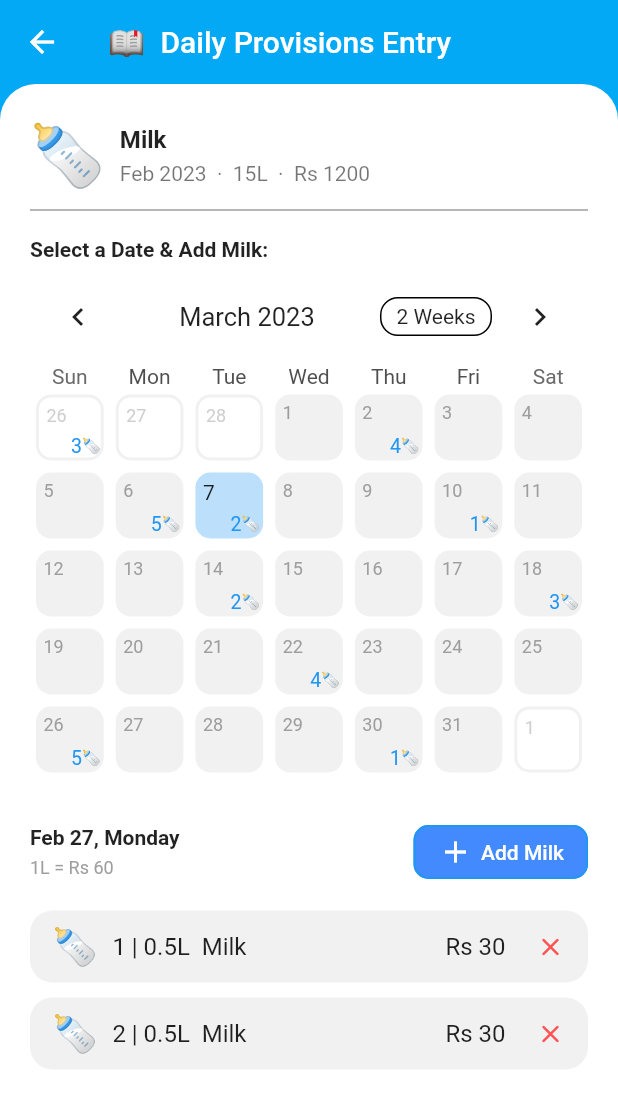
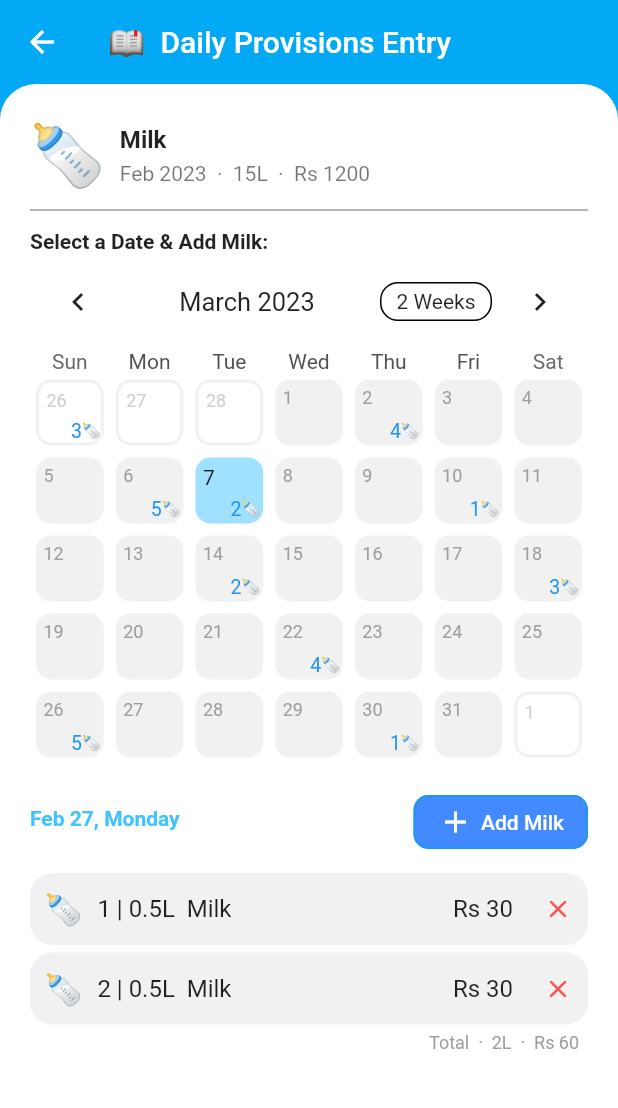
Before and after one commit to coder-selvarajan/paal_kanakku, a Flutter app: the screen it shows after launch, after a tap on "Milk", on a phone screen of 412 x 824 dp. Shown: the top 1108 px of the screen. Run offline on Flutter 3.47's test engine with Material 2 defaults, Android fonts, the phone set to English and light mode, and no system bars; drawn by our look-alikes of table_calendar.

Commit message:
UI alignment corrections

```diff
--- a/lib/screens/home_screen.dart
+++ b/lib/screens/home_screen.dart
@@ -93,8 +93,10 @@ class HomeScreen extends StatelessWidget {
                                 color: Colors.lightBlueAccent.withOpacity(0.35),
                                 borderRadius: BorderRadius.circular(15.0),
                               ),
-                              padding: EdgeInsets.all(10.0),
+                              padding: EdgeInsets.symmetric(
+                                  horizontal: 10.0, vertical: 15),
                               child: Column(
+                                crossAxisAlignment: CrossAxisAlignment.center,
                                 children: [
                                   Text(
                                     "March 2023",
@@ -128,24 +130,25 @@ class HomeScreen extends StatelessWidget {
                                 color: Colors.lightBlueAccent.withOpacity(0.35),
                                 borderRadius: BorderRadius.circular(15.0),
                               ),
-                              padding: EdgeInsets.all(10.0),
+                              padding: EdgeInsets.symmetric(
+                                  horizontal: 10.0, vertical: 15),
                               child: Column(
                                 crossAxisAlignment: CrossAxisAlignment.end,
                                 children: [
                                   Text(
-                                    "Outstanding  ·  Rs 4300",
+                                    "On Credit:  Rs 4300  ",
                                     style: TextStyle(
-                                        // fontSize: textTheme.titleLarge!.fontSize,
-                                        // color: Colors.lightBlue,
-                                        ),
+                                      fontSize: textTheme.bodyMedium!.fontSize,
+                                      // color: Colors.lightBlue,
+                                    ),
                                   ),
                                   SizedBox(
                                     height: 5.0,
                                   ),
                                   Text(
-                                    "Settled  ·  Rs 560",
+                                    "Settled:  Rs 560  ",
                                     style: TextStyle(
-                                      fontSize: textTheme.titleMedium!.fontSize,
+                                      fontSize: textTheme.bodyMedium!.fontSize,
                                       // color: Colors.lightBlue,
                                     ),
                                   ),
@@ -200,19 +203,20 @@ class HomeScreen extends StatelessWidget {
                           title: "Watercane",
                           subtitle: "12 cane - Rs 360"),
                       SizedBox(
-                        height: 15.0,
+                        height: 5.0,
                       ),
                       TextButton(
                         onPressed: () {},
                         child: Text(
                           "+ Setup New Provision",
                           style: TextStyle(
-                            color: Colors.blue.withOpacity(0.5),
+                            color: Colors.blue.withOpacity(0.7),
+                            fontWeight: FontWeight.bold,
                           ),
                         ),
                       ),
                       SizedBox(
-                        height: 25.0,
+                        height: 3.0,
                       ),
                       // Services
                       Row(
@@ -250,14 +254,15 @@ class HomeScreen extends StatelessWidget {
                           subtitle: "Monthly - Rs 500"),
 
                       SizedBox(
-                        height: 15.0,
+                        height: 5.0,
                       ),
                       TextButton(
                         onPressed: () {},
                         child: Text(
                           "+ Setup New Service",
                           style: TextStyle(
-                            color: Colors.blue.withOpacity(0.5),
+                            color: Colors.blue.withOpacity(0.7),
+                            fontWeight: FontWeight.bold,
                           ),
                         ),
                       ),
--- a/lib/screens/provision_entry_screen.dart
+++ b/lib/screens/provision_entry_screen.dart
@@ -214,7 +214,7 @@ class _ProvisionEntryScreenState extends State<ProvisionEntryScreen> {
                       color: Colors.grey,
                       thickness: 1.0,
                     ),
-                    const SizedBox(height: 10.0),
+                    const SizedBox(height: 5.0),
                     Text(
                       "Select a Date & Add ${widget.provision}: ",
                       style: TextStyle(
@@ -223,7 +223,7 @@ class _ProvisionEntryScreenState extends State<ProvisionEntryScreen> {
                         fontWeight: FontWeight.bold,
                       ),
                     ),
-                    const SizedBox(height: 5.0),
+                    // const SizedBox(height: 5.0),
                     TableCalendar<Event>(
                       firstDay: kFirstDay,
                       lastDay: kLastDay,
@@ -283,7 +283,7 @@ class _ProvisionEntryScreenState extends State<ProvisionEntryScreen> {
                           margin: EdgeInsets.all(4.0),
                           alignment: Alignment.topLeft,
                           decoration: BoxDecoration(
-                            color: Colors.blue.withOpacity(0.3),
+                            color: Colors.lightBlueAccent.withOpacity(0.5),
                             borderRadius: BorderRadius.circular(10.0),
                           ),
                           // color: Colors.red,
@@ -374,7 +374,7 @@ class _ProvisionEntryScreenState extends State<ProvisionEntryScreen> {
                         ),
                       ),
                     ),
-                    const SizedBox(height: 25.0),
+                    const SizedBox(height: 15.0),
                     Row(
                       children: [
                         Column(
@@ -385,17 +385,18 @@ class _ProvisionEntryScreenState extends State<ProvisionEntryScreen> {
                               style: TextStyle(
                                 fontSize: textTheme.titleSmall!.fontSize,
                                 fontWeight: FontWeight.bold,
+                                color: Colors.lightBlueAccent,
                               ),
                             ),
                             SizedBox(
                               height: 5.0,
                             ),
-                            Text(
-                              "1L = Rs 60",
-                              style: TextStyle(
-                                  color: Colors.grey,
-                                  fontSize: textTheme.caption!.fontSize),
-                            ),
+                            // Text(
+                            //   "1L = Rs 60",
+                            //   style: TextStyle(
+                            //       color: Colors.grey,
+                            //       fontSize: textTheme.caption!.fontSize),
+                            // ),
                           ],
                         ),
                         Spacer(),
@@ -428,7 +429,7 @@ class _ProvisionEntryScreenState extends State<ProvisionEntryScreen> {
                         ),
                       ],
                     ),
-                    const SizedBox(height: 15.0),
+                    const SizedBox(height: 10.0),
                     ValueListenableBuilder<List<Event>>(
                       valueListenable: _selectedEvents,
                       builder: (context, value, _) {
@@ -451,9 +452,9 @@ class _ProvisionEntryScreenState extends State<ProvisionEntryScreen> {
                               itemCount: value.length,
                               itemBuilder: (context, index) {
                                 return Container(
-                                  margin: EdgeInsets.only(bottom: 10.0),
+                                  margin: EdgeInsets.only(bottom: 5.0),
                                   padding: EdgeInsets.symmetric(
-                                      horizontal: 15.0, vertical: 0.0),
+                                      horizontal: 10.0, vertical: 0.0),
                                   decoration: BoxDecoration(
                                     borderRadius: BorderRadius.circular(15.0),
                                     color: Colors.grey.withOpacity(0.15),
@@ -471,7 +472,7 @@ class _ProvisionEntryScreenState extends State<ProvisionEntryScreen> {
                                       children: [
                                         Text(
                                           widget.image,
-                                          style: textTheme.headline5,
+                                          style: textTheme.headline6,
                                         ),
                                         SizedBox(
                                           width: 10.0,
@@ -494,14 +495,25 @@ class _ProvisionEntryScreenState extends State<ProvisionEntryScreen> {
                                 );
                               },
                             ),
+                            // Text(
+                            //   "1L = Rs 60",
+                            //   style: TextStyle(
+                            //       color: Colors.grey,
+                            //       fontSize: textTheme.caption!.fontSize),
+                            // ),
                             // Divider(),
-                            // Row(
-                            //   mainAxisAlignment: MainAxisAlignment.spaceAround,
-                            //   children: [
-                            //     Text("Total  ·  2L  ·  Rs 60"),
-                            //     // Text("Rs 60"),
-                            //   ],
-                            // ),
+                            Row(
+                              mainAxisAlignment: MainAxisAlignment.end,
+                              children: [
+                                Text(
+                                  "Total  ·  2L  ·  Rs 60  ",
+                                  style: TextStyle(
+                                      color: Colors.grey,
+                                      fontSize: textTheme.caption!.fontSize),
+                                ),
+                                // Text("Rs 60"),
+                              ],
+                            ),
                           ],
                         );
                       },
```
